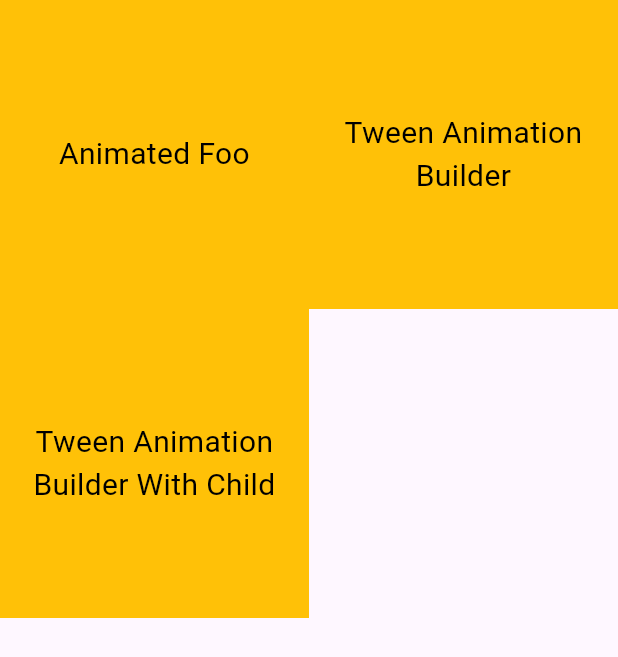
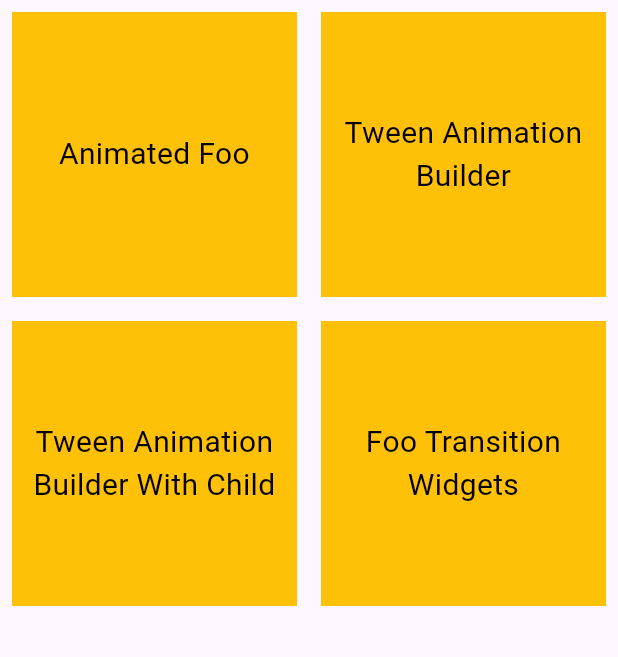
Before and after one commit to ahmed-eltantawi/animation-practice, a Flutter app: the screen it shows after launch, on a phone screen of 412 x 824 dp. Shown: the top 657 px of the screen. Run offline on Flutter 3.47's test engine with Material 3 defaults, Android fonts, the phone set to English and light mode, and no system bars.

Commit message:
Add FooTransitionWidgets and update HomeView to include it; refactor CustomCardWidget for improved padding

```diff
--- a/lib/home/custom_card_widget.dart
+++ b/lib/home/custom_card_widget.dart
@@ -14,6 +14,8 @@ class CustomCardWidget extends StatelessWidget {
           MaterialPageRoute(builder: (context) => screen),
         );
       },
+      child: Padding(
+        padding: const EdgeInsets.all(8.0),
         child: Container(
           color: Colors.amber,
           child: Center(
@@ -24,6 +26,7 @@ class CustomCardWidget extends StatelessWidget {
             ),
           ),
         ),
+      ),
     );
   }
 }
--- a/lib/home/home_view.dart
+++ b/lib/home/home_view.dart
@@ -1,4 +1,5 @@
 import 'package:animation_practise/animated_foo/animated_foo_view.dart';
+import 'package:animation_practise/foo_transition_widgets/foo_transition_widgets.dart';
 import 'package:animation_practise/home/custom_card_widget.dart';
 import 'package:animation_practise/tween_animation_builder/tween_animation_builder_view.dart';
 import 'package:animation_practise/tween_animation_builder/tween_animation_builder_with_child_view.dart';
@@ -10,11 +11,13 @@ class HomeView extends StatelessWidget {
     AnimatedFoo(),
     TweenAnimationBuilderView(),
     TweenAnimationBuilderWithChildView(),
+    FooTransitionWidgets(),
   ];
   final List<String> titles = const [
     "Animated Foo",
     "Tween Animation Builder",
     "Tween Animation Builder With Child",
+    "Foo Transition Widgets",
   ];
   @override
   Widget build(BuildContext context) {
```
Also changed, not shown: lib/foo_transition_widgets/foo_transition_widgets.dart (added, +10 -0 lines), 1 other file. Lines whose indentation alone changed are shown as unchanged.
